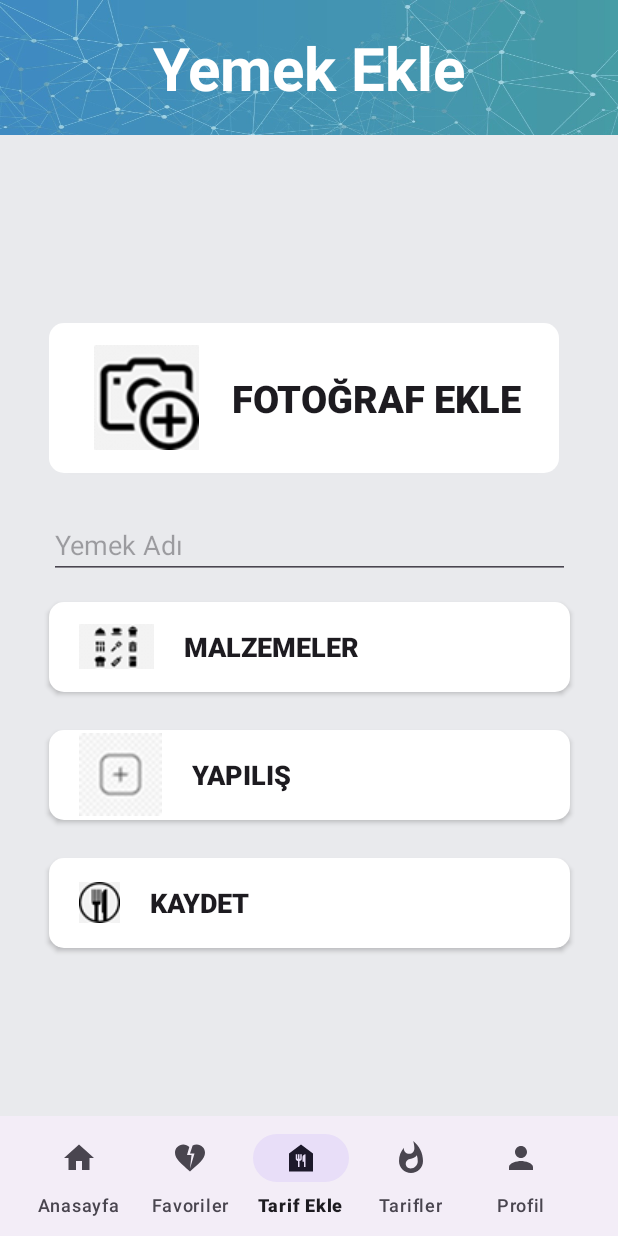
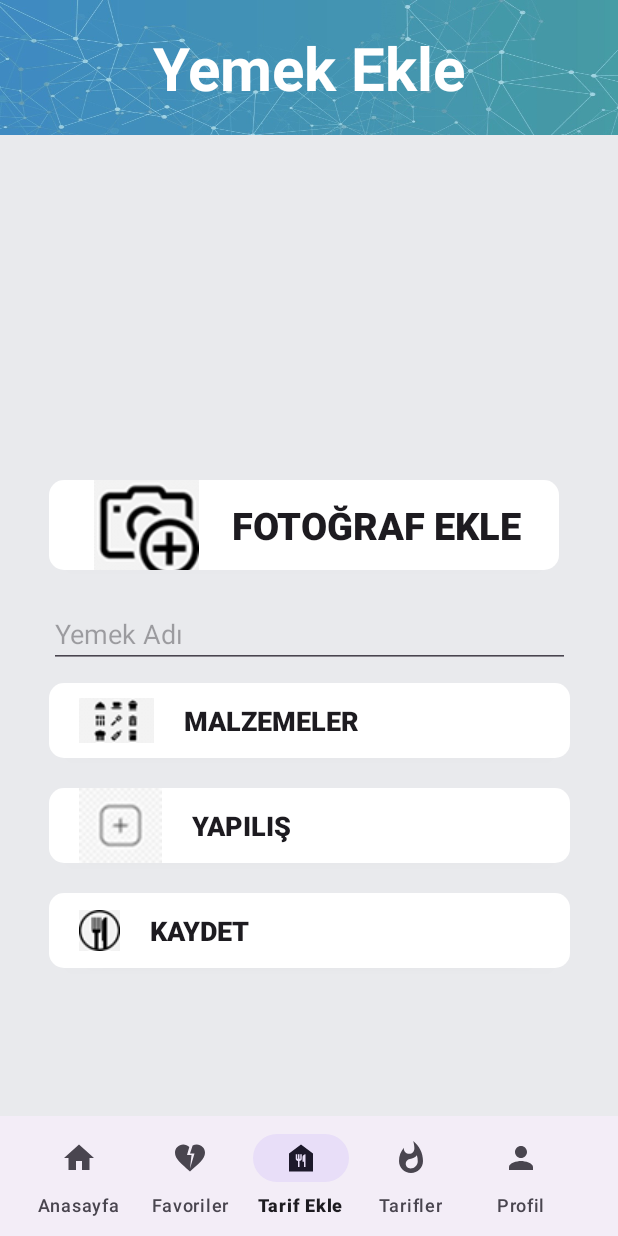
Before and after one commit to oftopaloglu/YemekTarifApp, an Android app: the screen it shows after launch (MainActivity), item 3 of the bottom bar chosen, on a phone screen of 412 x 824 dp. Run offline under Robolectric (Android 15) with nearby library versions, the phone set to English and light mode, and no system bars; our stand-ins replace Firebase (no records; nobody signed in at launch, a user with empty details on screens opened directly).

Commit message:
fotograflari fitlestirme islemi eklendi

```diff
--- a/app/src/main/res/layout/fragment_add_specifications.xml
+++ b/app/src/main/res/layout/fragment_add_specifications.xml
@@ -50,6 +50,7 @@
                         app:layout_constraintTop_toTopOf="@+id/background" />
 
                     <LinearLayout
+                        android:layout_marginTop="10dp"
                         android:layout_width="411dp"
                         android:layout_height="640dp"
                         android:orientation="vertical"
@@ -58,19 +59,21 @@
                         app:layout_constraintTop_toBottomOf="@+id/background">
                         <ImageView
                             android:id="@+id/selectedImage"
-                            android:layout_width="match_parent"
-                            android:layout_height="90dp"
+                            android:layout_width="340dp"
+                            android:layout_height="200dp"
                             android:scaleType="fitXY"
+                            android:layout_gravity="center"
                             app:layout_constraintTop_toTopOf="parent"
                             app:layout_constraintStart_toStartOf="parent"
                             app:layout_constraintEnd_toEndOf="parent"/>
 
+
                         <androidx.appcompat.widget.AppCompatButton
                             android:id="@+id/btnAddPhoto"
                             android:layout_width="340dp"
-                            android:layout_height="100dp"
+                            android:layout_height="60dp"
                             android:layout_marginStart="32dp"
-                            android:layout_marginTop="35dp"
+                            android:layout_marginTop="20dp"
                             android:layout_marginEnd="32dp"
                             android:layout_marginBottom="10dp"
                             android:background="@drawable/btn_background_1"
@@ -87,7 +90,7 @@
                             android:layout_width="match_parent"
                             android:layout_height="wrap_content"
                             android:layout_marginStart="32dp"
-                            android:layout_marginTop="15dp"
+                            android:layout_marginTop="10dp"
                             android:layout_marginEnd="32dp"
                             android:hint="Yemek Adı"
                             app:layout_constraintTop_toBottomOf="@+id/background"
@@ -99,9 +102,9 @@
                         <androidx.appcompat.widget.AppCompatButton
                             android:id="@+id/btnMalzemeler"
                             android:layout_width="match_parent"
-                            android:layout_height="60dp"
+                            android:layout_height="50dp"
                             android:layout_marginStart="32dp"
-                            android:layout_marginTop="15dp"
+                            android:layout_marginTop="10dp"
                             android:layout_marginEnd="32dp"
                             android:layout_marginBottom="10dp"
                             android:background="@drawable/btn_background_1"
@@ -117,9 +120,9 @@
                         <androidx.appcompat.widget.AppCompatButton
                             android:id="@+id/btnYapilis"
                             android:layout_width="match_parent"
-                            android:layout_height="60dp"
+                            android:layout_height="50dp"
                             android:layout_marginStart="32dp"
-                            android:layout_marginTop="15dp"
+                            android:layout_marginTop="10dp"
                             android:layout_marginEnd="32dp"
                             android:layout_marginBottom="10dp"
                             android:background="@drawable/btn_background_1"
@@ -134,9 +137,9 @@
                         <androidx.appcompat.widget.AppCompatButton
                             android:id="@+id/btnKaydet"
                             android:layout_width="match_parent"
-                            android:layout_height="60dp"
+                            android:layout_height="50dp"
                             android:layout_marginStart="32dp"
-                            android:layout_marginTop="15dp"
+                            android:layout_marginTop="10dp"
                             android:layout_marginEnd="32dp"
                             android:layout_marginBottom="10dp"
                             android:background="@drawable/btn_background_1"
--- a/app/src/main/res/layout/item.xml
+++ b/app/src/main/res/layout/item.xml
@@ -9,9 +9,11 @@
     <ImageView
         android:id="@+id/foodImage"
         android:layout_width="match_parent"
-        android:layout_height="200dp"
-        android:scaleType="centerCrop"
+        android:layout_height="wrap_content"
+        android:scaleType="fitCenter"
+        android:adjustViewBounds="true"
         android:src="@drawable/baseline_food_bank_24"/>
+
 
     <TextView
         android:id="@+id/dishName"
```
